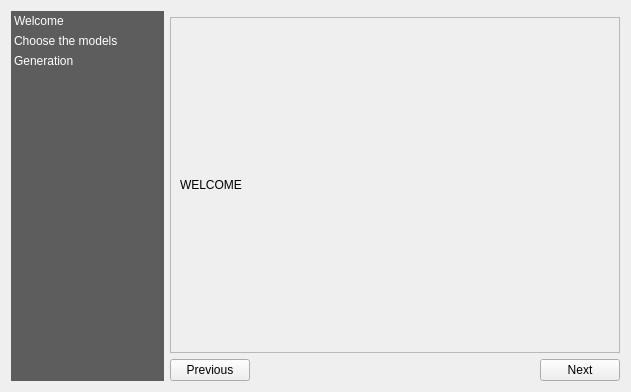
This is models2plugin/gui/main_dlg.ui in marcu/models2plugin as Qt 5 draws it before an edit. The edited form follows.
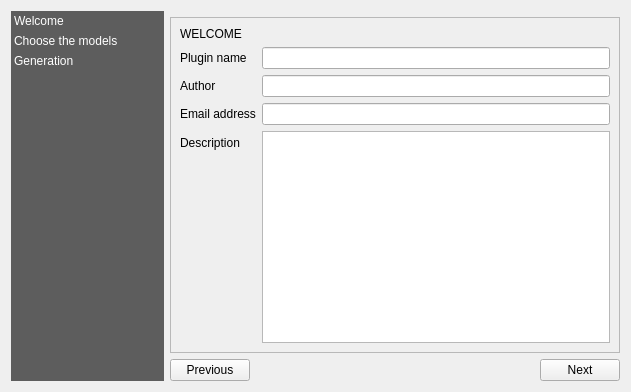
This is the edited form. Custom widgets are drawn as their Qt base class.

Commit message: Navigation in main dlg

```diff
--- a/models2plugin/gui/main_dlg.ui
+++ b/models2plugin/gui/main_dlg.ui
@@ -164,6 +164,50 @@
                </property>
               </widget>
              </item>
+             <item>
+              <layout class="QFormLayout" name="formLayout">
+               <item row="0" column="0">
+                <widget class="QLabel" name="label_4">
+                 <property name="text">
+                  <string>Plugin name</string>
+                 </property>
+                </widget>
+               </item>
+               <item row="3" column="0">
+                <widget class="QLabel" name="label_5">
+                 <property name="text">
+                  <string>Description</string>
+                 </property>
+                </widget>
+               </item>
+               <item row="2" column="0">
+                <widget class="QLabel" name="label_6">
+                 <property name="text">
+                  <string>Email address</string>
+                 </property>
+                </widget>
+               </item>
+               <item row="1" column="0">
+                <widget class="QLabel" name="label_7">
+                 <property name="text">
+                  <string>Author</string>
+                 </property>
+                </widget>
+               </item>
+               <item row="0" column="1">
+                <widget class="QLineEdit" name="pluginNameLineEdit"/>
+               </item>
+               <item row="1" column="1">
+                <widget class="QLineEdit" name="authorLineEdit"/>
+               </item>
+               <item row="2" column="1">
+                <widget class="QLineEdit" name="emailLineEdit"/>
+               </item>
+               <item row="3" column="1">
+                <widget class="QPlainTextEdit" name="descriptionTextEdit"/>
+               </item>
+              </layout>
+             </item>
             </layout>
            </widget>
            <widget class="QWidget" name="page_model_choice">
```
Left out of the diff: 2 changed lines with no effect on the pictures. The commit also changes 1 other file.
